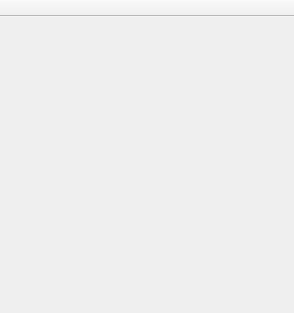
JPNaude/Qtilities, file src/CoreGui/source/DynamicSideWidgetWrapper.ui: the form before one commit.
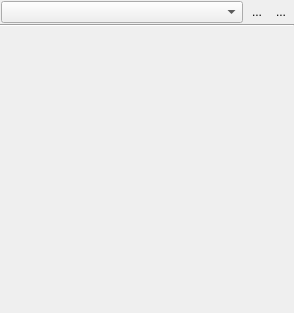
The form after the commit.

Commit message: [+] Added DynamicSideWidgetViewer::sideViewerWidgetInterfaces() and DynamicSideWidgetViewer::sideViewerWidgets() [+] Improved layout in side viewer widgets. [+] Added setProjectMenuItemsTargetMenu(), projectMenuItemsTargetMenu(), setProjectMenuItemsBeforeCommand(), projectMenuItemsBeforeCommand() to ProjectManager. [*] Project Management Plugin: Now uses the new projectMenuItemsTargetMenu() and projectMenuItemsBeforeCommand() functions in ProjectManager to determine where                                project menu items should be placed. Previously this was hard coded.

What changed in the file:
```diff
--- a/src/CoreGui/source/DynamicSideWidgetWrapper.ui
+++ b/src/CoreGui/source/DynamicSideWidgetWrapper.ui
@@ -1,7 +1,7 @@
 <?xml version="1.0" encoding="UTF-8"?>
 <ui version="4.0">
  <class>DynamicSideWidgetWrapper</class>
- <widget class="QMainWindow" name="DynamicSideWidgetWrapper">
+ <widget class="QWidget" name="DynamicSideWidgetWrapper">
   <property name="geometry">
    <rect>
     <x>0</x>
@@ -13,21 +13,106 @@
   <property name="windowTitle">
    <string>MainWindow</string>
   </property>
-  <widget class="QWidget" name="centralwidget"/>
-  <widget class="QToolBar" name="toolBar">
-   <property name="windowTitle">
-    <string>toolBar</string>
+  <layout class="QVBoxLayout" name="verticalLayout">
+   <property name="spacing">
+    <number>0</number>
    </property>
-   <property name="movable">
-    <bool>false</bool>
+   <property name="leftMargin">
+    <number>0</number>
    </property>
-   <attribute name="toolBarArea">
-    <enum>TopToolBarArea</enum>
-   </attribute>
-   <attribute name="toolBarBreak">
-    <bool>false</bool>
-   </attribute>
-  </widget>
+   <property name="topMargin">
+    <number>0</number>
+   </property>
+   <property name="rightMargin">
+    <number>0</number>
+   </property>
+   <property name="bottomMargin">
+    <number>0</number>
+   </property>
+   <item>
+    <widget class="QFrame" name="frame">
+     <property name="frameShape">
+      <enum>QFrame::NoFrame</enum>
+     </property>
+     <property name="frameShadow">
+      <enum>QFrame::Sunken</enum>
+     </property>
+     <layout class="QHBoxLayout" name="horizontalLayout">
+      <property name="spacing">
+       <number>0</number>
+      </property>
+      <property name="leftMargin">
+       <number>1</number>
+      </property>
+      <property name="topMargin">
+       <number>1</number>
+      </property>
+      <property name="rightMargin">
+       <number>1</number>
+      </property>
+      <property name="bottomMargin">
+       <number>1</number>
+      </property>
+      <item>
+       <widget class="QComboBox" name="widgetCombo"/>
+      </item>
+      <item>
+       <spacer name="horizontalSpacer">
+        <property name="orientation">
+         <enum>Qt::Horizontal</enum>
+        </property>
+        <property name="sizeType">
+         <enum>QSizePolicy::Fixed</enum>
+        </property>
+        <property name="sizeHint" stdset="0">
+         <size>
+          <width>2</width>
+          <height>10</height>
+         </size>
+        </property>
+       </spacer>
+      </item>
+      <item>
+       <widget class="QToolButton" name="btnNew">
+        <property name="text">
+         <string>...</string>
+        </property>
+        <property name="autoRaise">
+         <bool>true</bool>
+        </property>
+       </widget>
+      </item>
+      <item>
+       <widget class="QToolButton" name="btnClose">
+        <property name="text">
+         <string>...</string>
+        </property>
+        <property name="autoRaise">
+         <bool>true</bool>
+        </property>
+       </widget>
+      </item>
+     </layout>
+    </widget>
+   </item>
+   <item>
+    <widget class="Line" name="line">
+     <property name="orientation">
+      <enum>Qt::Horizontal</enum>
+     </property>
+    </widget>
+   </item>
+   <item>
+    <widget class="QWidget" name="centralwidget" native="true">
+     <property name="sizePolicy">
+      <sizepolicy hsizetype="Preferred" vsizetype="Expanding">
+       <horstretch>0</horstretch>
+       <verstretch>0</verstretch>
+      </sizepolicy>
+     </property>
+    </widget>
+   </item>
+  </layout>
  </widget>
  <resources/>
  <connections/>
```
The commit also changes 11 other files.
